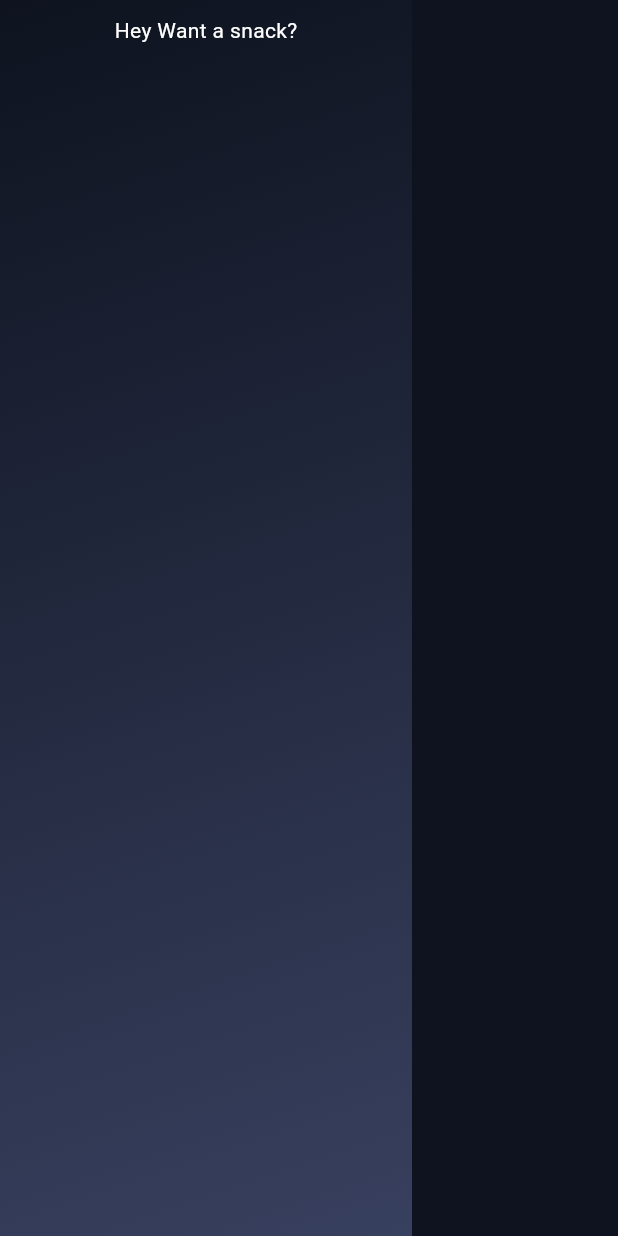
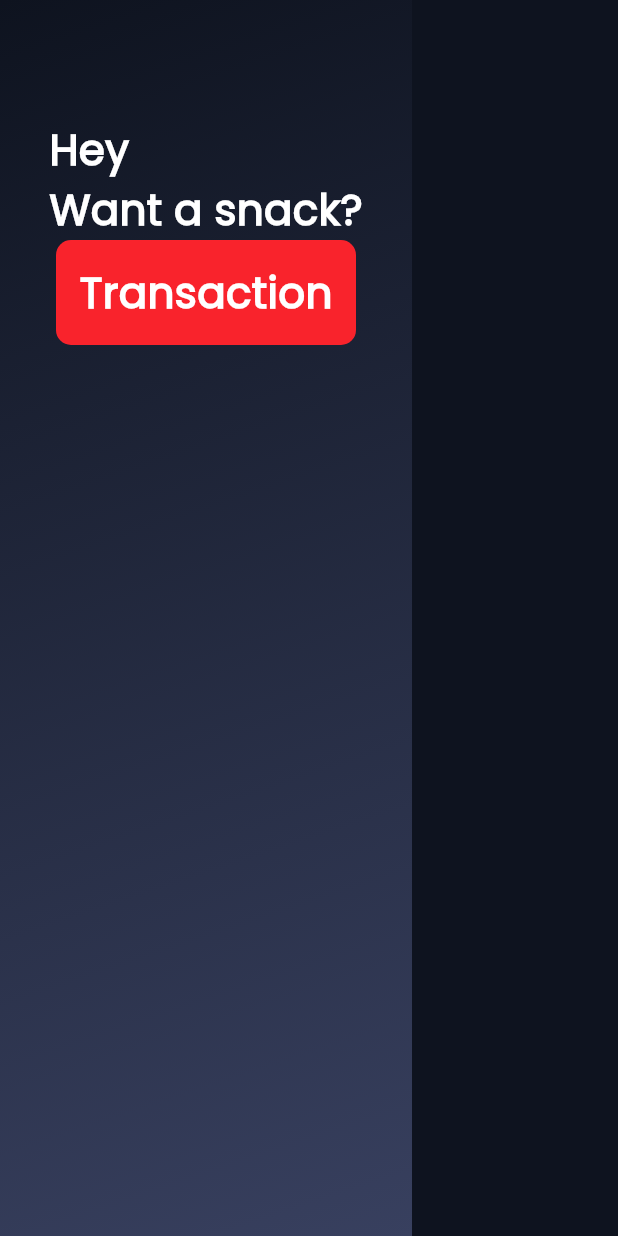
Before and after one commit to ronfrancisco24/SnackFlix, a Flutter app: the screen it shows after launch, on a phone screen of 412 x 824 dp. Run offline on Flutter 3.47's test engine with Material 3 defaults, Android fonts, the phone set to English and light mode, and no system bars.

Commit message:
added different directories such as fonts and images, constants, and widgets.

```diff
--- a/lib/screens/menu.dart
+++ b/lib/screens/menu.dart
@@ -1,5 +1,7 @@
 import 'package:flutter/material.dart';
 import 'package:vending_machine/widgets/constants.dart';
+import 'package:vending_machine/widgets/buttons.dart';
+import 'transaction.dart';
 
 void main() => runApp(const MenuPage());
 
@@ -25,9 +27,20 @@ class _MenuPageState extends State<MenuPage> {
                 child: Column(
                   children: [
                     SizedBox(
-                      height: 10,
+                      height: 80,
                     ),
-                    Text('Hey Want a snack?', style: TextStyle(color: Colors.white),)
+                    Text('Hey\nWant a snack?', style: kPoppins),
+                    RedOvalButton(
+                      text: 'Transaction',
+                      onPressed: () {
+                        Navigator.push(
+                          context,
+                          MaterialPageRoute(
+                            builder: (context) => const TransactionPage(),
+                          ),
+                        );
+                      },
+                    ),
                   ],
                 ),
               ),
@@ -47,3 +60,5 @@ class _MenuPageState extends State<MenuPage> {
     );
   }
 }
+
+//TODO: create a list that holds different snacks.
--- /dev/null
+++ b/lib/widgets/buttons.dart
@@ -0,0 +1,30 @@
+import 'package:flutter/material.dart';
+import 'constants.dart';
+
+//TODO: create other buttons,
+
+class RedOvalButton extends StatelessWidget {
+  final String? text;
+  final void Function()? onPressed;
+
+  const RedOvalButton({this.text, this.onPressed});
+
+  @override
+  Widget build(BuildContext context) {
+    return GestureDetector(
+      onTap: onPressed,
+      child: Container(
+        child: Center(
+          child: Text(
+            text!,
+            style: kPoppins,
+          ),
+        ),
+        height: 70,
+        width: 200,
+        decoration: BoxDecoration(
+            color: kLightRed, borderRadius: BorderRadius.circular(10)),
+      ),
+    );
+  }
+}
--- a/lib/widgets/constants.dart
+++ b/lib/widgets/constants.dart
@@ -1,5 +1,4 @@
 import 'package:flutter/material.dart';
-
 
 // colors
 
@@ -9,10 +8,21 @@ const kMediumGray = Color(0xFF2A303F);
 const kBlueGray = Color(0xFF38405F);
 const kLightRed = Color(0xFFF9232C);
 
+// gradient
+
 const kLinearGradient = BoxDecoration(
-  gradient: LinearGradient(
-    begin: Alignment.topLeft,
-    end: Alignment.bottomRight,
-      colors:[Color(0xFF0e131F), Color(0xFF38405F)]
-  )
-);
+    gradient: LinearGradient(
+        begin: Alignment.topLeft,
+        end: Alignment.bottomRight,
+        colors: [Color(0xFF0e131F), Color(0xFF38405F)]));
+
+// fonts
+
+const kLeagueSpartan =
+    TextStyle(fontFamily: 'LeagueSpartan', fontSize: 20, color: Colors.white);
+
+const kPoppins = TextStyle(
+    fontFamily: 'Poppins',
+    fontSize: 28,
+    color: Colors.white,
+    fontWeight: FontWeight.bold);
```
Also changed, not shown: lib/screens/transaction.dart (+14 -0 lines), lib/widgets/snack_option.dart (added, +30 -0 lines), pubspec.yaml (+11 -62 lines), assets/fonts/LeagueSpartan-VariableFont_wght.ttf (added), assets/fonts/Poppins-Regular.ttf (added).
